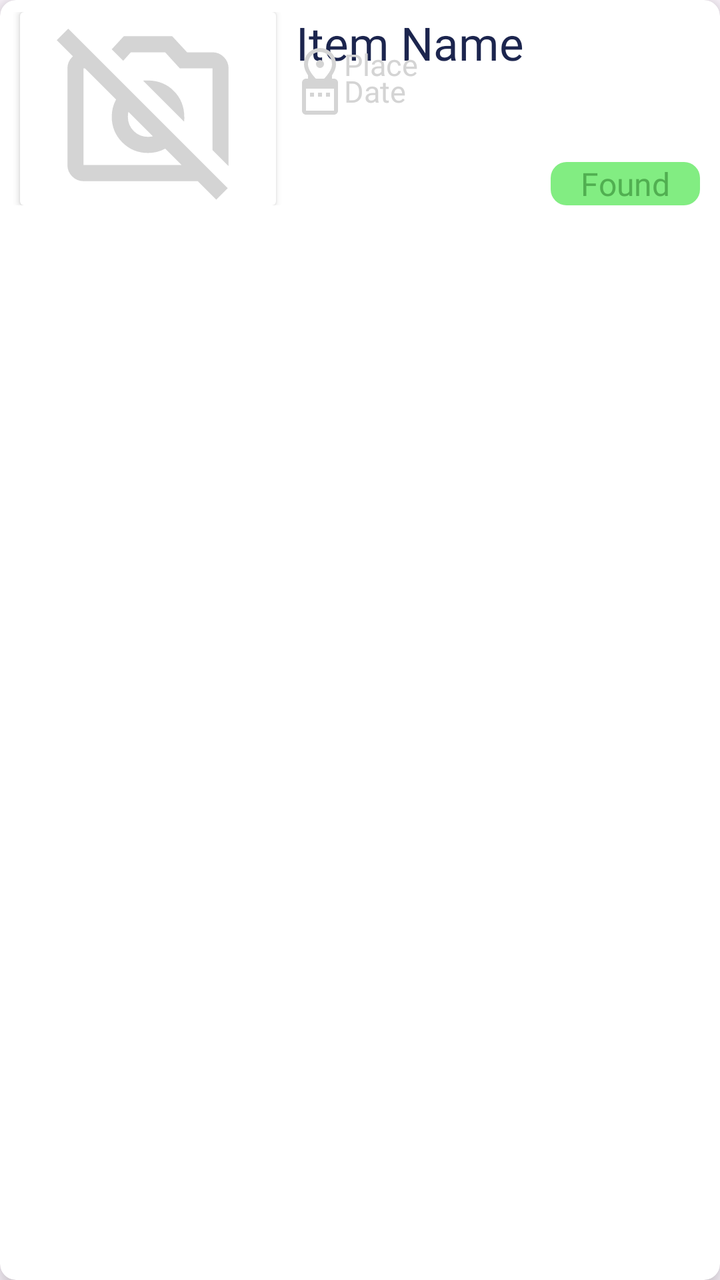
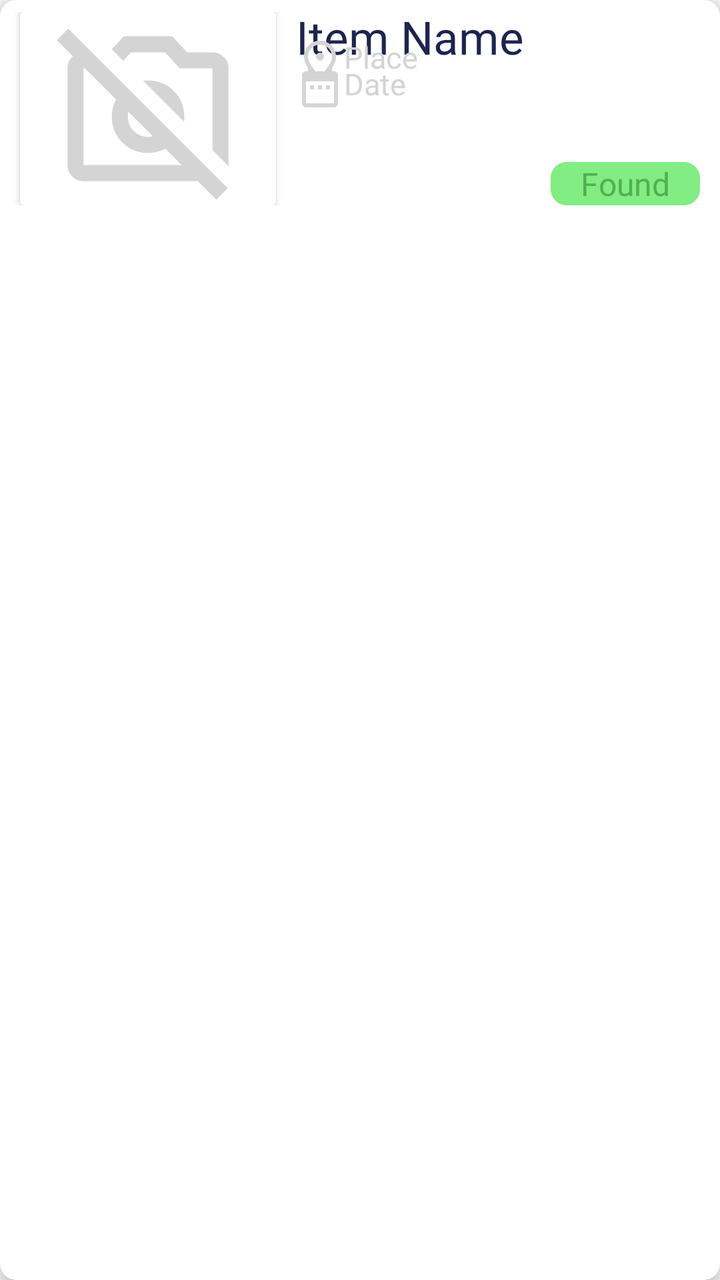

Compare the two renders of this Android layout. The source of the first and the diff that turns it into the second are given below.
<!-- AndroidManifest.xml: application theme Theme.LostAndFound -->
<!-- res/layout/lost_item_.xml -->
<?xml version="1.0" encoding="utf-8"?>
<androidx.cardview.widget.CardView xmlns:android="http://schemas.android.com/apk/res/android"
    android:layout_width="match_parent"
    android:layout_height="wrap_content"
    xmlns:app="http://schemas.android.com/apk/res-auto"
    app:cardElevation="8dp"
    app:cardCornerRadius="8dp"
    android:layout_margin="10dp">
    
    <LinearLayout
        android:layout_width="match_parent"
        android:layout_height="wrap_content"
        android:layout_marginVertical="6dp"
        android:orientation="horizontal">

        <androidx.cardview.widget.CardView
            android:layout_width="wrap_content"
            android:layout_height="match_parent"
            android:layout_marginEnd="10dp"
            android:layout_marginStart="10dp">

            <ImageView
                android:id="@+id/IV_photoicon"
                android:layout_width="128dp"
                android:layout_height="match_parent"
                android:src="@drawable/photo_placeholder"/>


        </androidx.cardview.widget.CardView>

        <RelativeLayout
            android:layout_width="wrap_content"
            android:layout_height="wrap_content">

            <TextView
                android:id="@+id/TV_Status"
                android:layout_width="wrap_content"
                android:layout_height="wrap_content"
                android:layout_alignParentEnd="true"
                android:layout_marginTop="75dp"
                android:layout_marginEnd="10dp"
                android:background="@drawable/found_border"
                android:fontFamily="@font/konkhmer"
                android:paddingStart="15dp"
                android:paddingEnd="15dp"
                android:text="Found"
                android:textColor="#51af51"
                android:textSize="16sp" />

            <LinearLayout
                android:layout_width="wrap_content"
                android:layout_height="wrap_content"
                android:layout_gravity="center_vertical"
                android:orientation="vertical">

                <TextView
                    android:id="@+id/TV_Itemname"
                    android:layout_width="wrap_content"
                    android:layout_height="wrap_content"
                    android:fontFamily="@font/konkhmer"
                    android:text="Item Name"
                    android:textColor="@color/text_color"
                    android:textSize="23sp" />

                <TextView
                    android:id="@+id/TV_Place"
                    android:layout_width="wrap_content"
                    android:layout_height="wrap_content"
                    android:layout_marginTop="-15dp"
                    android:drawableLeft="@drawable/location_icon"
                    android:fontFamily="@font/konkhmer"
                    android:text="Place"
                    android:textColor="#D4D4D4"
                    android:textSize="15sp" />

                <TextView
                    android:id="@+id/TV_Date"
                    android:layout_width="wrap_content"
                    android:layout_height="wrap_content"
                    android:layout_marginTop="-11dp"
                    android:drawableLeft="@drawable/date_icon"
                    android:fontFamily="@font/konkhmer"
                    android:text="Date"
                    android:textColor="#D4D4D4"
                    android:textSize="15sp" />

            </LinearLayout>


        </RelativeLayout>

    </LinearLayout>

</androidx.cardview.widget.CardView>
<!-- resources referenced by this layout -->
<resources>
  <color name="text_color">#1C254E</color>
  <!-- drawable date_icon (drawable) -->
  <vector xmlns:android="http://schemas.android.com/apk/res/android" android:height="24dp" android:tint="#D4D4D4" android:viewportHeight="24" android:viewportWidth="24" android:width="24dp">
        
      <path android:fillColor="#D4D4D4" android:pathData="M9,11L7,11v2h2v-2zM13,11h-2v2h2v-2zM17,11h-2v2h2v-2zM19,4h-1L18,2h-2v2L8,4L8,2L6,2v2L5,4c-1.11,0 -1.99,0.9 -1.99,2L3,20c0,1.1 0.89,2 2,2h14c1.1,0 2,-0.9 2,-2L21,6c0,-1.1 -0.9,-2 -2,-2zM19,20L5,20L5,9h14v11z"/>
      
  </vector>
  <!-- drawable found_border (drawable) -->
  <?xml version="1.0" encoding="utf-8"?>
  <shape xmlns:android="http://schemas.android.com/apk/res/android"
      android:shape="rectangle">
      <solid android:color="#82ED82"/>
      <corners android:radius="8dp"/>
  </shape>
  <!-- drawable location_icon (drawable) -->
  <vector xmlns:android="http://schemas.android.com/apk/res/android"
      android:height="24dp"
      android:tint="#D4D4D4" android:viewportHeight="960" android:viewportWidth="960" android:width="24dp">
        
      <path android:fillColor="#D4D4D4"
          android:pathData="M480,480Q513,480 536.5,456.5Q560,433 560,400Q560,367 536.5,343.5Q513,320 480,320Q447,320 423.5,343.5Q400,367 400,400Q400,433 423.5,456.5Q447,480 480,480ZM480,774Q602,662 661,570.5Q720,479 720,408Q720,299 650.5,229.5Q581,160 480,160Q379,160 309.5,229.5Q240,299 240,408Q240,479 299,570.5Q358,662 480,774ZM480,880Q319,743 239.5,625.5Q160,508 160,408Q160,258 256.5,169Q353,80 480,80Q607,80 703.5,169Q800,258 800,408Q800,508 720.5,625.5Q641,743 480,880ZM480,400Q480,400 480,400Q480,400 480,400Q480,400 480,400Q480,400 480,400Q480,400 480,400Q480,400 480,400Q480,400 480,400Q480,400 480,400Z"/>
      
  </vector>
  <!-- drawable photo_placeholder (drawable) -->
  <vector xmlns:android="http://schemas.android.com/apk/res/android"
      android:height="64dp" android:tint="#D4D4D4" android:viewportHeight="960" android:viewportWidth="960" android:width="64dp">
        
      <path android:fillColor="#D4D4D4" android:pathData="M880,765L800,685L800,280Q800,280 800,280Q800,280 800,280L638,280L565,200L395,200L357,242L300,185L360,120L600,120L674,200L800,200Q833,200 856.5,223.5Q880,247 880,280L880,765ZM160,840Q127,840 103.5,816.5Q80,793 80,760L80,280Q80,247 103.5,223.5Q127,200 160,200L201,200L281,280L160,280Q160,280 160,280Q160,280 160,280L160,760Q160,760 160,760Q160,760 160,760L761,760L841,840L160,840ZM626,625Q601,659 563.5,679.5Q526,700 480,700Q405,700 352.5,647.5Q300,595 300,520Q300,474 320.5,436.5Q341,399 375,374L433,432Q409,445 394.5,468Q380,491 380,520Q380,562 409,591Q438,620 480,620Q509,620 532,605.5Q555,591 568,567L626,625ZM608,392Q633,416 646.5,449Q660,482 660,520Q660,526 660,532Q660,538 659,544L456,341Q462,340 468,340Q474,340 480,340Q518,340 551,353.5Q584,367 608,392ZM819,932L27,140L84,83L876,875L819,932ZM407,520L407,520L407,520Q407,520 407,520Q407,520 407,520L407,520Q407,520 407,520Q407,520 407,520ZM578,463L578,463L578,463Q578,463 578,463Q578,463 578,463L578,463L578,463L578,463Z"/>
      
  </vector>
  <style name="Theme.LostAndFound" parent="Base.Theme.LostAndFound" />
  <style name="Base.Theme.LostAndFound" parent="Theme.Material3.DayNight.NoActionBar">
          
          
      </style>
</resources>

<!-- the commit's change to res/layout/lost_item_.xml (unified diff, before → after) -->
@@ -1,7 +1,7 @@
 <?xml version="1.0" encoding="utf-8"?>
 <androidx.cardview.widget.CardView xmlns:android="http://schemas.android.com/apk/res/android"
     android:layout_width="match_parent"
-    android:layout_height="wrap_content"
+    android:layout_height="120dp"
     xmlns:app="http://schemas.android.com/apk/res-auto"
     app:cardElevation="8dp"
     app:cardCornerRadius="8dp"
@@ -54,6 +54,7 @@
                 android:orientation="vertical">
 
                 <TextView
+                    android:includeFontPadding="false"
                     android:id="@+id/TV_Itemname"
                     android:layout_width="wrap_content"
                     android:layout_height="wrap_content"
<!-- resource entries referenced after the edit -->
@@ -34,6 +34,11 @@
   <style name="Base.Theme.LostAndFound" parent="Theme.Material3.DayNight.NoActionBar">
           
           
+              <item name="drawerArrowStyle">@style/DrawerIcon</item>
       </style>
+  <style name="DrawerIcon" parent="Widget.AppCompat.DrawerArrowToggle">
+          <item name="color">@color/white</item>
+      </style>
+  <color name="white">#FFFFFFFF</color>
 </resources>
 
